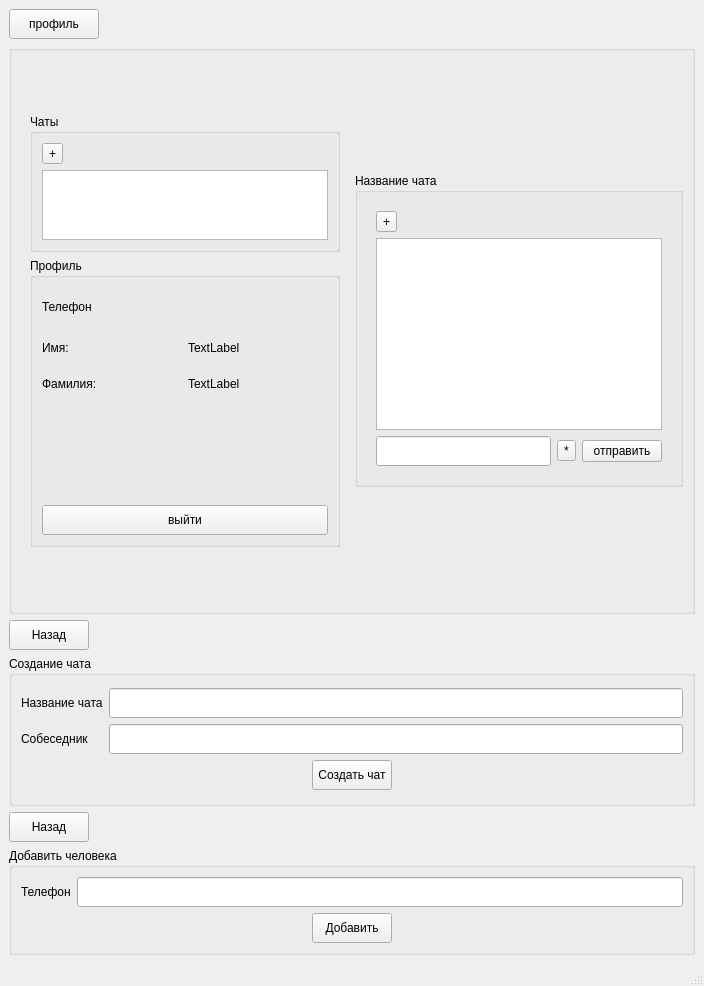
The window that ui/graphic/app_window.ui (yurij-lyubskij/goto_chat) describes before a commit, drawn with Qt 5.
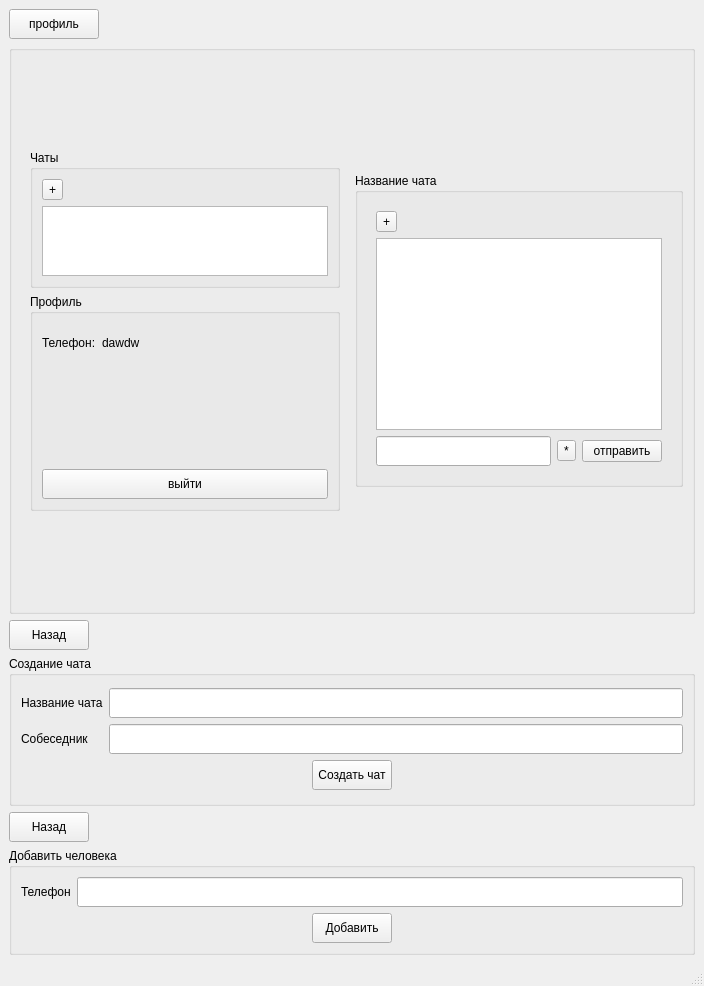
The same window after the commit.

```diff
--- a/ui/graphic/app_window.ui
+++ b/ui/graphic/app_window.ui
@@ -140,35 +140,10 @@
                       <layout class="QGridLayout" name="gridLayout_4">
                        <item row="0" column="0">
                         <layout class="QGridLayout" name="gridLayout_2">
-                         <item row="1" column="0">
-                          <widget class="QLabel" name="label_3">
-                           <property name="sizePolicy">
-                            <sizepolicy hsizetype="Maximum" vsizetype="Preferred">
-                             <horstretch>0</horstretch>
-                             <verstretch>0</verstretch>
-                            </sizepolicy>
-                           </property>
-                           <property name="minimumSize">
-                            <size>
-                             <width>0</width>
-                             <height>30</height>
-                            </size>
-                           </property>
-                           <property name="maximumSize">
-                            <size>
-                             <width>16777215</width>
-                             <height>30</height>
-                            </size>
-                           </property>
-                           <property name="text">
-                            <string>Имя:</string>
-                           </property>
-                          </widget>
-                         </item>
                          <item row="0" column="0">
-                          <widget class="QLabel" name="phone_label">
+                          <widget class="QLabel" name="phone_label1">
                            <property name="sizePolicy">
-                            <sizepolicy hsizetype="Expanding" vsizetype="Preferred">
+                            <sizepolicy hsizetype="Maximum" vsizetype="Preferred">
                              <horstretch>0</horstretch>
                              <verstretch>0</verstretch>
                             </sizepolicy>
@@ -189,58 +164,14 @@
                             <string notr="true">font: 18pt &quot;Ubuntu&quot;;</string>
                            </property>
                            <property name="text">
-                            <string>Телефон</string>
+                            <string>Телефон:</string>
                            </property>
                           </widget>
                          </item>
-                         <item row="2" column="0">
-                          <widget class="QLabel" name="label_4">
-                           <property name="sizePolicy">
-                            <sizepolicy hsizetype="Maximum" vsizetype="Preferred">
-                             <horstretch>0</horstretch>
-                             <verstretch>0</verstretch>
-                            </sizepolicy>
-                           </property>
-                           <property name="minimumSize">
-                            <size>
-                             <width>0</width>
-                             <height>30</height>
-                            </size>
-                           </property>
-                           <property name="maximumSize">
-                            <size>
-                             <width>16777215</width>
-                             <height>30</height>
-                            </size>
-                           </property>
+                         <item row="0" column="1">
+                          <widget class="QLabel" name="phone_label">
                            <property name="text">
-                            <string>Фамилия:</string>
-                           </property>
-                          </widget>
-                         </item>
-                         <item row="1" column="1">
-                          <widget class="QLabel" name="label">
-                           <property name="sizePolicy">
-                            <sizepolicy hsizetype="Expanding" vsizetype="Preferred">
-                             <horstretch>0</horstretch>
-                             <verstretch>0</verstretch>
-                            </sizepolicy>
-                           </property>
-                           <property name="text">
-                            <string>TextLabel</string>
-                           </property>
-                          </widget>
-                         </item>
-                         <item row="2" column="1">
-                          <widget class="QLabel" name="label_5">
-                           <property name="sizePolicy">
-                            <sizepolicy hsizetype="Expanding" vsizetype="Preferred">
-                             <horstretch>0</horstretch>
-                             <verstretch>0</verstretch>
-                            </sizepolicy>
-                           </property>
-                           <property name="text">
-                            <string>TextLabel</string>
+                            <string>dawdw</string>
                            </property>
                           </widget>
                          </item>
```
